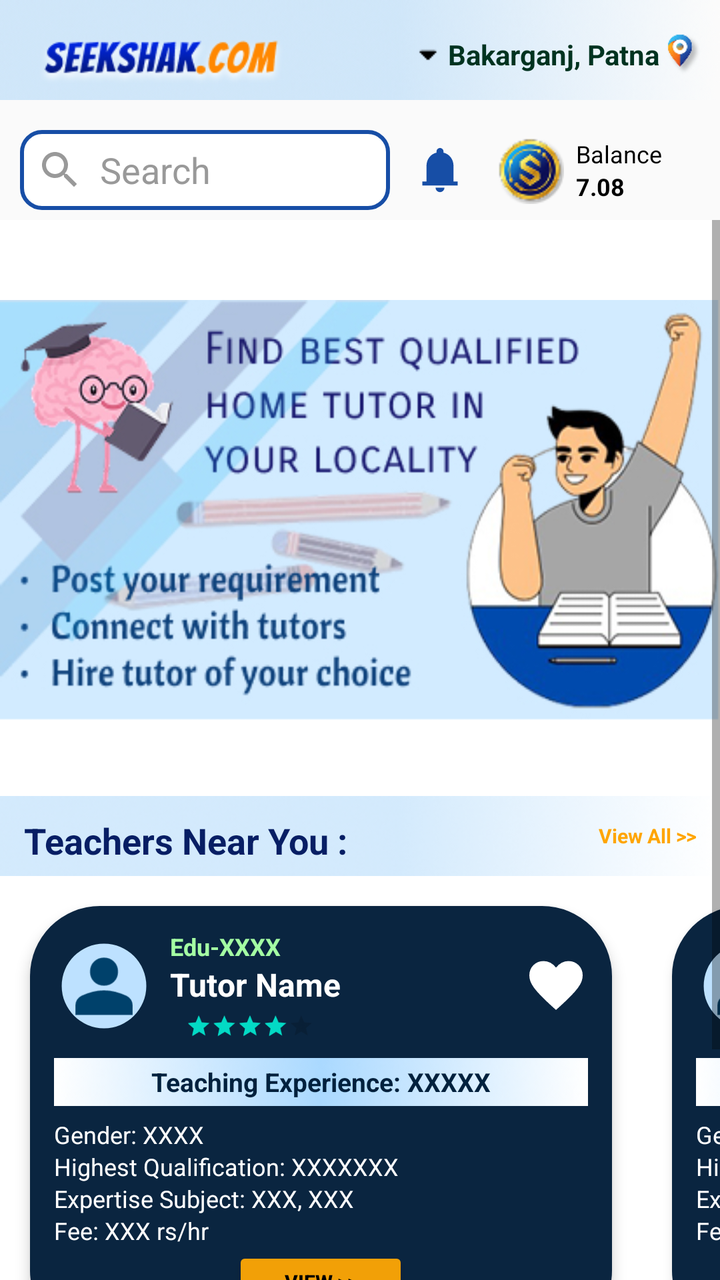
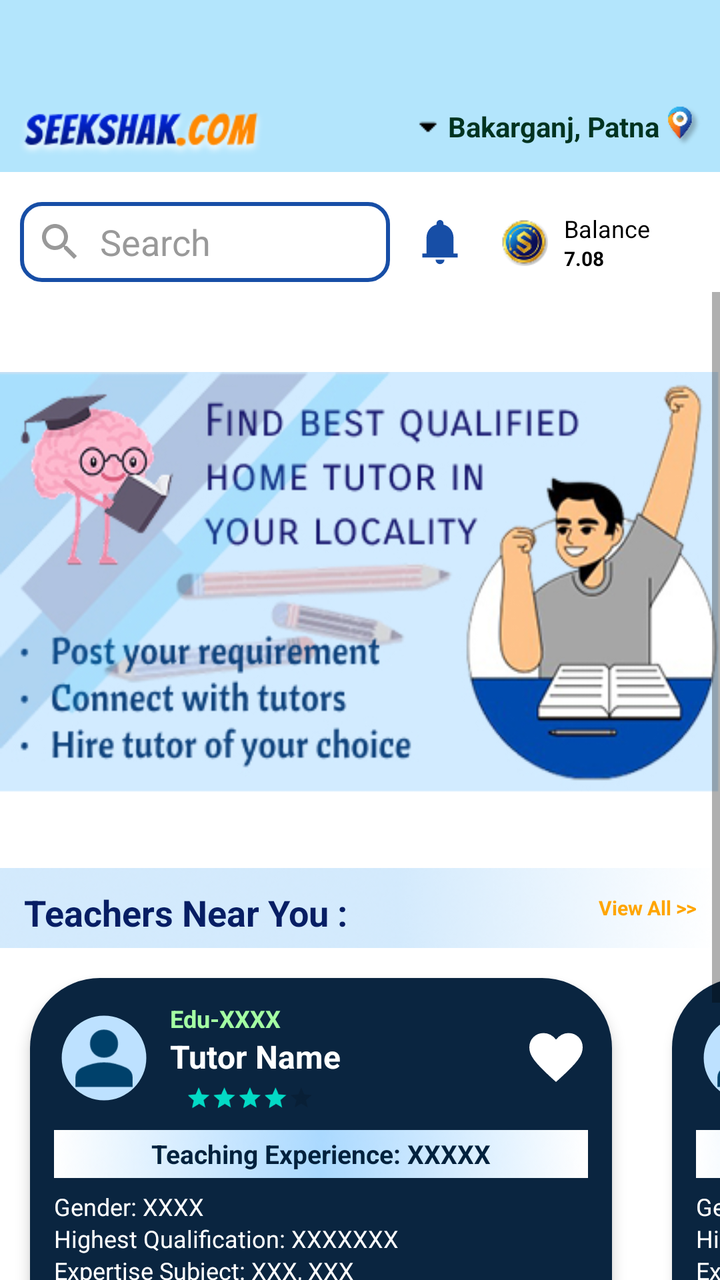

An Android layout rendered at two revisions. The XML below is the earlier revision; the diff shows what the commit changed to produce the second picture.
<!-- AndroidManifest.xml: application theme Theme.Seekshakcom -->
<!-- res/layout/fragment_home.xml -->
<?xml version="1.0" encoding="utf-8"?>
<FrameLayout xmlns:android="http://schemas.android.com/apk/res/android"
    android:layout_width="match_parent"
    android:layout_height="match_parent"
    xmlns:app="http://schemas.android.com/apk/res-auto"
    xmlns:tools="http://schemas.android.com/tools">

    <LinearLayout
        android:id="@+id/student_home"
        android:orientation="vertical"
        android:layout_width="match_parent"
        android:layout_height="match_parent">

        <RelativeLayout
            android:layout_width="match_parent"
            android:layout_height="50dp"
            android:layout_marginTop="0dp"
            android:gravity="center_vertical"
            android:orientation="horizontal"
            android:paddingHorizontal="10dp"
            android:background="@drawable/rectangle_2"
            android:paddingStart="8dp"
            android:paddingEnd="0dp">


            <ImageView
                android:id="@+id/imageView"
                android:layout_width="125dp"
                android:layout_height="25dp"
                android:layout_alignParentStart="true"
                android:layout_alignParentTop="true"
                android:layout_marginStart="10dp"
                android:layout_marginTop="15dp"
                android:contentDescription="@string/seekshak_com"
                android:src="@drawable/seekshak_com" />

            <LinearLayout
                android:id="@+id/locationSelector"
                android:layout_width="wrap_content"
                android:layout_height="wrap_content"
                android:layout_alignParentEnd="true"
                android:layout_marginTop="5dp"
                android:clickable="true"
                android:focusable="true"
                android:gravity="center_vertical"
                android:orientation="horizontal"
                android:padding="8dp"
                tools:ignore="TouchTargetSizeCheck">

                <ImageView
                    android:id="@+id/dropdownArrow"
                    android:layout_width="20dp"
                    android:layout_height="20dp"
                    android:layout_marginStart="4dp"
                    android:contentDescription="dropdown"
                    android:src="@drawable/ic_dropdown_arrow" />

                <TextView
                    android:id="@+id/locationText"
                    android:layout_width="wrap_content"
                    android:layout_height="wrap_content"
                    android:layout_marginStart="0dp"
                    android:text="Bakarganj, Patna"
                    android:textColor="#003320"
                    android:textSize="14sp"
                    android:textStyle="bold" />

                <ImageView
                    android:id="@+id/locationIcon"
                    android:layout_width="20dp"
                    android:layout_height="22dp"
                    android:layout_marginStart="2dp"
                    android:contentDescription="Location icon"
                    android:src="@drawable/logo_map" />


            </LinearLayout>
        </RelativeLayout>

        <LinearLayout
            android:layout_width="match_parent"
            android:layout_height="50dp"
            android:layout_marginTop="10dp"
            android:gravity="center_vertical"
            android:orientation="horizontal"
            android:paddingStart="10dp"
            android:paddingEnd="10dp">

            <LinearLayout
                android:layout_width="185dp"
                android:layout_height="40dp"
                android:background="@drawable/bg_search_rounded"
                android:gravity="center_vertical"
                android:orientation="horizontal"
                android:paddingHorizontal="8dp">

                <ImageView
                    android:layout_width="24dp"
                    android:layout_height="24dp"
                    android:contentDescription="@string/search_icon"
                    android:src="@drawable/ic_search"
                    app:tint="#999999" />

                <EditText
                    android:id="@+id/searchEditText"
                    android:layout_width="0dp"
                    android:layout_height="match_parent"
                    android:layout_marginStart="8dp"
                    android:layout_weight="1"
                    android:autofillHints="city"
                    android:background="@android:color/transparent"
                    android:hint="@string/search"
                    android:inputType="text"
                    android:maxLines="1"
                    android:textColor="#000000"
                    android:textColorHint="#999999" />
            </LinearLayout>


            <ImageButton
                android:id="@+id/notification_Btn"
                android:layout_width="wrap_content"
                android:layout_height="50dp"
                android:layout_marginStart="12dp"
                android:layout_marginEnd="8dp"
                android:background="@null"
                android:clickable="true"
                android:contentDescription="@string/notification"
                android:focusable="true"
                android:src="@drawable/ic_notification"
                tools:ignore="TouchTargetSizeCheck" />


            <LinearLayout
                android:id="@+id/creditContainer"
                android:layout_width="wrap_content"
                android:layout_height="wrap_content"
                android:layout_marginStart="7dp"
                android:layout_marginTop="0dp"
                android:layout_marginEnd="16dp"
                android:orientation="horizontal"
                android:gravity="center_vertical">

                <ImageView
                    android:id="@+id/credit_coin"
                    android:layout_width="34dp"
                    android:layout_height="34dp"
                    android:src="@drawable/credit_coin"
                    android:layout_marginEnd="6dp" />

                <LinearLayout
                    android:layout_width="wrap_content"
                    android:layout_height="wrap_content"
                    android:orientation="vertical">

                    <TextView
                        android:id="@+id/credit_label"
                        android:layout_width="wrap_content"
                        android:layout_height="wrap_content"
                        android:text="Balance"
                        android:textColor="@color/black"
                        android:textSize="12sp" />

                    <TextView
                        android:id="@+id/credit_balance"
                        android:layout_width="wrap_content"
                        android:layout_height="wrap_content"
                        android:text="7.08"
                        android:textColor="@android:color/black"
                        android:textSize="12sp"
                        android:textStyle="bold" />
                </LinearLayout>
            </LinearLayout>
        </LinearLayout>

        <ScrollView
            android:id="@+id/student_home_scroll"
            android:layout_width="wrap_content"
            android:layout_height="match_parent"
            android:fillViewport="true"
            android:background="#FFFFFF"
            android:paddingBottom="80dp"
            android:clipToPadding="false">


            <LinearLayout
                android:orientation="vertical"
                android:layout_width="wrap_content"
                android:layout_height="50dp">



                <ImageView
                    android:layout_width="match_parent"
                    android:layout_height="248dp"
                    android:layout_marginTop="40dp"
                    android:background="@drawable/poster_stdhome"
                    android:contentDescription="@string/poster" />

                <RelativeLayout
                    android:layout_width="match_parent"
                    android:layout_height="40dp"
                    android:background="@drawable/rectangle_2"
                    android:paddingVertical="10dp"
                    android:paddingStart="12dp"
                    android:paddingEnd="12dp">

                    <TextView
                        android:id="@+id/label_teachers_near"
                        android:layout_width="wrap_content"
                        android:layout_height="wrap_content"
                        android:text="@string/teachers_near_you"
                        android:textSize="18sp"
                        android:textColor="#071E64"
                        android:textStyle="bold"
                        android:layout_centerVertical="true" />

                    <TextView
                        android:id="@+id/view_all_button"
                        android:layout_width="wrap_content"
                        android:layout_height="wrap_content"
                        android:layout_alignParentEnd="true"
                        android:layout_centerVertical="true"
                        android:clickable="true"
                        android:focusable="true"
                        android:text="View All >>"
                        android:textColor="@color/orange"
                        android:textSize="10sp"
                        android:textStyle="bold"
                        tools:ignore="TouchTargetSizeCheck" />
                </RelativeLayout>
                <HorizontalScrollView
                    android:layout_width="match_parent"
                    android:layout_height="wrap_content"
                    android:scrollbars="none">

                    <LinearLayout
                        android:layout_width="wrap_content"
                        android:layout_height="wrap_content"
                        android:orientation="horizontal">
                        <androidx.cardview.widget.CardView
                            android:id="@+id/teacher_card1"
                            android:layout_width="291dp"
                            android:layout_height="wrap_content"
                            android:layout_margin="15dp"
                            android:clickable="true"
                            android:focusable="true"
                            app:cardCornerRadius="35dp"
                            app:cardElevation="4dp">

                            <LinearLayout
                                android:layout_width="match_parent"
                                android:layout_height="match_parent"
                                android:background="#0A2540"
                                android:orientation="vertical"
                                android:padding="12dp">

                                
                                <LinearLayout
                                    android:layout_width="match_parent"
                                    android:layout_height="wrap_content"
                                    android:gravity="center_vertical"
                                    android:orientation="horizontal">

                                    <ImageView
                                        android:layout_width="50dp"
                                        android:layout_height="50dp"
                                        android:layout_marginEnd="8dp"
                                        android:background="@drawable/bg_profile"
                                        android:contentDescription="@string/todo"
                                        android:padding="4dp"
                                        android:src="@drawable/ic_user" />

                                    <LinearLayout
                                        android:layout_width="0dp"
                                        android:layout_height="wrap_content"
                                        android:layout_weight="1"
                                        android:orientation="vertical">

                                        <TextView
                                            android:layout_width="wrap_content"
                                            android:layout_height="wrap_content"
                                            android:text="Edu-XXXX"
                                            android:textColor="#A4FFA3"
                                            android:textSize="12sp"
                                            android:textStyle="bold" />

                                        <TextView
                                            android:layout_width="wrap_content"
                                            android:layout_height="wrap_content"
                                            android:text="Tutor Name"
                                            android:textColor="#FFFFFF"
                                            android:textSize="16sp"
                                            android:textStyle="bold" />

                                        <RatingBar
                                            style="@style/Widget.AppCompat.RatingBar.Small"
                                            android:layout_width="wrap_content"
                                            android:layout_height="wrap_content"
                                            android:layout_marginTop="2dp"
                                            android:isIndicator="true"
                                            android:numStars="5"
                                            android:rating="4"
                                            android:scaleX="0.8"
                                            android:scaleY="0.8"
                                            android:stepSize="1" />
                                    </LinearLayout>

                                    <ImageButton
                                        android:layout_width="wrap_content"
                                        android:layout_height="wrap_content"
                                        android:background="@null"
                                        android:contentDescription="@string/space"
                                        android:src="@drawable/ic_favorite"
                                        app:tint="#ffffff" />
                                </LinearLayout>

                                
                                <TextView
                                    android:layout_width="match_parent"
                                    android:layout_height="wrap_content"
                                    android:layout_marginTop="8dp"
                                    android:background="@drawable/rectangle_p"
                                    android:gravity="center"
                                    android:text="Teaching Experience: XXXXX"
                                    android:textColor="#00213D"
                                    android:textSize="13sp"
                                    android:textStyle="bold" />

                                
                                <TextView
                                    android:layout_width="match_parent"
                                    android:layout_height="wrap_content"
                                    android:layout_marginTop="6dp"
                                    android:lineSpacingExtra="2dp"
                                    android:text="Gender: XXXX\nHighest Qualification: XXXXXXX\nExpertise Subject: XXX, XXX\nFee: XXX rs/hr"
                                    android:textColor="#FFFFFF"
                                    android:textSize="12sp" />

                                
                                <Button
                                    android:layout_width="wrap_content"
                                    android:layout_height="35dp"
                                    android:layout_gravity="center"
                                    android:layout_marginTop="0dp"
                                    android:backgroundTint="#F2A007"
                                    android:paddingHorizontal="0dp"
                                    android:text="View >>"
                                    android:textSize="10sp"
                                    android:textColor="#000000"
                                    android:textStyle="bold" />
                            </LinearLayout>
                        </androidx.cardview.widget.CardView>

                        <androidx.cardview.widget.CardView
                            android:id="@+id/teacher_card"
                            android:layout_width="291dp"
                            android:layout_height="wrap_content"
                            android:layout_margin="15dp"
                            android:clickable="true"
                            android:focusable="true"
                            app:cardCornerRadius="35dp"
                            app:cardElevation="4dp">

                            <LinearLayout
                                android:layout_width="match_parent"
                                android:layout_height="wrap_content"
                                android:orientation="vertical"
                                android:background="#0A2540"
                                android:padding="12dp">

                                
                                <LinearLayout
                                    android:layout_width="match_parent"
                                    android:layout_height="wrap_content"
                                    android:orientation="horizontal"
                                    android:gravity="center_vertical">

                                    <ImageView
                                        android:layout_width="50dp"
                                        android:layout_height="50dp"
                                        android:src="@drawable/ic_user"
                                        android:layout_marginEnd="8dp"
                                        android:background="@drawable/bg_profile"
                                        android:padding="4dp" />

                                    <LinearLayout
                                        android:layout_width="0dp"
                                        android:layout_height="wrap_content"
                                        android:layout_weight="1"
                                        android:orientation="vertical">

                                        <TextView
                                            android:layout_width="wrap_content"
                                            android:layout_height="wrap_content"
                                            android:text="Edu-XXXX"
                                            android:textColor="#A4FFA3"
                                            android:textSize="12sp"
                                            android:textStyle="bold" />

                                        <TextView
                                            android:layout_width="wrap_content"
                                            android:layout_height="wrap_content"
                                            android:text="Tutor Name"
                                            android:textColor="#FFFFFF"
                                            android:textSize="16sp"
                                            android:textStyle="bold" />

                                        <RatingBar
                                            android:layout_width="wrap_content"
                                            android:layout_height="wrap_content"
                                            android:numStars="5"
                                            android:rating="4"
                                            android:stepSize="1"
                                            android:isIndicator="true"
                                            android:layout_marginTop="2dp"
                                            android:scaleX="0.8"
                                            android:scaleY="0.8"
                                            style="@style/Widget.AppCompat.RatingBar.Small" />
                                    </LinearLayout>

                                    <ImageButton
                                        android:layout_width="wrap_content"
                                        android:layout_height="wrap_content"
                                        android:background="@null"
                                        android:src="@drawable/ic_favorite"
                                        app:tint="#ffffff" />
                                </LinearLayout>

                                
                                <TextView
                                    android:layout_marginTop="8dp"
                                    android:layout_width="match_parent"
                                    android:layout_height="wrap_content"
                                    android:background="@drawable/rectangle_p"
                                    android:text="Teaching Experience: XXXXX"
                                    android:textColor="#00213D"
                                    android:textSize="13sp"
                                    android:textStyle="bold"
                                    android:gravity="center" />

                                
                                <TextView
                                    android:layout_marginTop="6dp"
                                    android:layout_width="match_parent"
                                    android:layout_height="wrap_content"
                                    android:text="Gender: XXXX\nHighest Qualification: XXXXXXX\nExpertise Subject: XXX, XXX\nFee: XXX rs/hr"
                                    android:textColor="#FFFFFF"
                                    android:textSize="12sp"
                                    android:lineSpacingExtra="2dp" />

                                
                                <Button
                                    android:layout_width="wrap_content"
                                    android:layout_height="35dp"
                                    android:layout_gravity="center"
                                    android:layout_marginTop="0dp"
                                    android:backgroundTint="#F2A007"
                                    android:paddingHorizontal="0dp"
                                    android:text="View >>"
                                    android:textSize="10sp"
                                    android:textColor="#000000"
                                    android:textStyle="bold" />
                            </LinearLayout>
                        </androidx.cardview.widget.CardView>


                    </LinearLayout>
                </HorizontalScrollView>




            </LinearLayout>



        </ScrollView>
    </LinearLayout>

</FrameLayout>
<!-- resources referenced by this layout -->
<resources>
  <color name="black">#FF000000</color>
  <color name="orange">#FFA500</color>
  <!-- drawable bg_profile (drawable) -->
  <vector xmlns:android="http://schemas.android.com/apk/res/android" android:height="64dp" android:viewportHeight="960" android:viewportWidth="960" android:width="64dp">
        
      <path android:fillColor="#BDE1FF" android:pathData="M480.03,885.98q-83.46,0 -157.54,-31.88 -74.07,-31.88 -129.39,-87.2 -55.32,-55.32 -87.2,-129.36 -31.88,-74.04 -31.88,-157.51 0,-84.46 31.88,-158.54 31.88,-74.07 87.16,-128.9 55.28,-54.84 129.34,-86.82 74.06,-31.99 157.55,-31.99 84.48,0 158.59,31.97 74.1,31.97 128.91,86.77 54.82,54.8 86.79,128.88 31.98,74.08 31.98,158.6 0,83.5 -31.99,157.57 -31.98,74.07 -86.82,129.36 -54.83,55.29 -128.87,87.17 -74.04,31.88 -158.51,31.88Z"/>
      
  </vector>
  <!-- drawable bg_search_rounded (drawable) -->
  <shape xmlns:android="http://schemas.android.com/apk/res/android"
      android:shape="rectangle">
      <solid android:color="#FFFFFF" />
      <corners android:radius="10dp" />
      <stroke android:width="2dp" android:color="#174EA6" />
  </shape>
  <!-- drawable ic_favorite (drawable) -->
  <vector xmlns:android="http://schemas.android.com/apk/res/android"
      android:width="32dp"
      android:height="32dp"
      android:viewportWidth="960"
      android:viewportHeight="960">
    <path
        android:pathData="m480,839.33 l-46.67,-42q-104.33,-95 -172.33,-164 -68,-69 -108.33,-123.5 -40.34,-54.5 -56.5,-99.16Q80,366 80,320q0,-91.33 61.33,-152.67 61.34,-61.33 152,-61.33 55.34,0 103.34,25.33 48,25.34 83.33,72.67 39.33,-49.33 86.33,-73.67 47,-24.33 100.34,-24.33 90.66,0 152,61.33Q880,228.67 880,320q0,46 -16.17,90.67 -16.16,44.66 -56.5,99.16Q767,564.33 699,633.33t-172.33,164l-46.67,42Z"
        android:fillColor="#ffffff"/>
  </vector>
  <!-- drawable ic_notification (drawable) -->
  <vector xmlns:android="http://schemas.android.com/apk/res/android" android:height="26dp" android:viewportHeight="960" android:viewportWidth="960" android:width="26dp">
        
      <path android:fillColor="#174EA6" android:pathData="M153.3,766.7v-75.76h77.61v-289.3q0,-86.09 50.67,-154.38 50.66,-68.29 133.88,-87.01v-22.4q0,-26.96 18.82,-45.83 18.83,-18.88 45.72,-18.88t45.72,18.88q18.82,18.87 18.82,45.83v22.4q83.3,18.56 134,86.87 50.71,68.3 50.71,154.52v289.3h77.61v75.76L153.3,766.7ZM480.16,889.01q-33.95,0 -58.13,-24.18t-24.18,-58.13h164.54q0,34.03 -24.19,58.17t-58.04,24.14Z"/>
      
  </vector>
  <!-- drawable ic_search (drawable) -->
  <vector xmlns:android="http://schemas.android.com/apk/res/android"
      android:width="24dp"
      android:height="24dp"
      android:viewportWidth="24.0"
      android:viewportHeight="24.0">
      <path
          android:fillColor="#999999"
          android:pathData="M15.5,14h-0.79l-0.28,-0.27C15.41,12.59 16,11.11 16,9.5 16,5.91 13.09,3 9.5,3 5.91,3 3,5.91 3,9.5 3,13.09 5.91,16 9.5,16 11.11,16 12.59,15.41 13.73,14.43l0.27,0.28v0.79l5,4.99L20.49,19l-4.99,-5zm-6,0C7.01,14 5,11.99 5,9.5 5,7.01 7.01,5 9.5,5 11.99,5 14,7.01 14,9.5 14,11.99 11.99,14 9.5,14z"/>
  </vector>
  <string name="notification">notification</string>
  <string name="poster">poster</string>
  <string name="search">Search</string>
  <string name="search_icon">search icon</string>
  <string name="seekshak_com">Seekshak.com</string>
  <string name="space">" "</string>
  <string name="teachers_near_you">Teachers Near You :</string>
  <string name="todo">TODO</string>
  <style name="Theme.Seekshakcom" parent="Theme.AppCompat.Light.NoActionBar">
          
          <item name="colorPrimary">@color/black</item>
          <item name="colorPrimaryDark">@color/purple_700</item>
          <item name="colorAccent">@color/teal_200</item>
      </style>
  <color name="purple_700">#FF3700B3</color>
  <color name="teal_200">#FF03DAC5</color>
  <!-- unchanged entries left out for length: 8 -->
</resources>

<!-- the commit's change to res/layout/fragment_home.xml (unified diff, before → after) -->
@@ -3,13 +3,16 @@
     android:layout_width="match_parent"
     android:layout_height="match_parent"
     xmlns:app="http://schemas.android.com/apk/res-auto"
+    android:paddingTop="36dp"
+    android:background="#B3E5FC"
     xmlns:tools="http://schemas.android.com/tools">
 
     <LinearLayout
         android:id="@+id/student_home"
         android:orientation="vertical"
         android:layout_width="match_parent"
-        android:layout_height="match_parent">
+        android:layout_height="match_parent"
+        android:background="@color/white">
 
         <RelativeLayout
             android:layout_width="match_parent"
@@ -18,7 +21,7 @@
             android:gravity="center_vertical"
             android:orientation="horizontal"
             android:paddingHorizontal="10dp"
-            android:background="@drawable/rectangle_2"
+            android:background="#B3E5FC"
             android:paddingStart="8dp"
             android:paddingEnd="0dp">
 
@@ -29,7 +32,6 @@
                 android:layout_height="25dp"
                 android:layout_alignParentStart="true"
                 android:layout_alignParentTop="true"
-                android:layout_marginStart="10dp"
                 android:layout_marginTop="15dp"
                 android:contentDescription="@string/seekshak_com"
                 android:src="@drawable/seekshak_com" />
@@ -84,7 +86,8 @@
             android:gravity="center_vertical"
             android:orientation="horizontal"
             android:paddingStart="10dp"
-            android:paddingEnd="10dp">
+            android:paddingEnd="10dp"
+            android:background="@color/white">
 
             <LinearLayout
                 android:layout_width="185dp"
@@ -143,8 +146,8 @@
 
                 <ImageView
                     android:id="@+id/credit_coin"
-                    android:layout_width="34dp"
-                    android:layout_height="34dp"
+                    android:layout_width="28dp"
+                    android:layout_height="24dp"
                     android:src="@drawable/credit_coin"
                     android:layout_marginEnd="6dp" />
 
@@ -167,7 +170,7 @@
                         android:layout_height="wrap_content"
                         android:text="7.08"
                         android:textColor="@android:color/black"
-                        android:textSize="12sp"
+                        android:textSize="10sp"
                         android:textStyle="bold" />
                 </LinearLayout>
             </LinearLayout>
<!-- resource entries referenced after the edit -->
@@ -2,6 +2,7 @@
 <resources>
   <color name="black">#FF000000</color>
   <color name="orange">#FFA500</color>
+  <color name="white">#FFFFFFFF</color>
   <!-- drawable bg_profile (drawable) -->
   <vector xmlns:android="http://schemas.android.com/apk/res/android" android:height="64dp" android:viewportHeight="960" android:viewportWidth="960" android:width="64dp">
         
